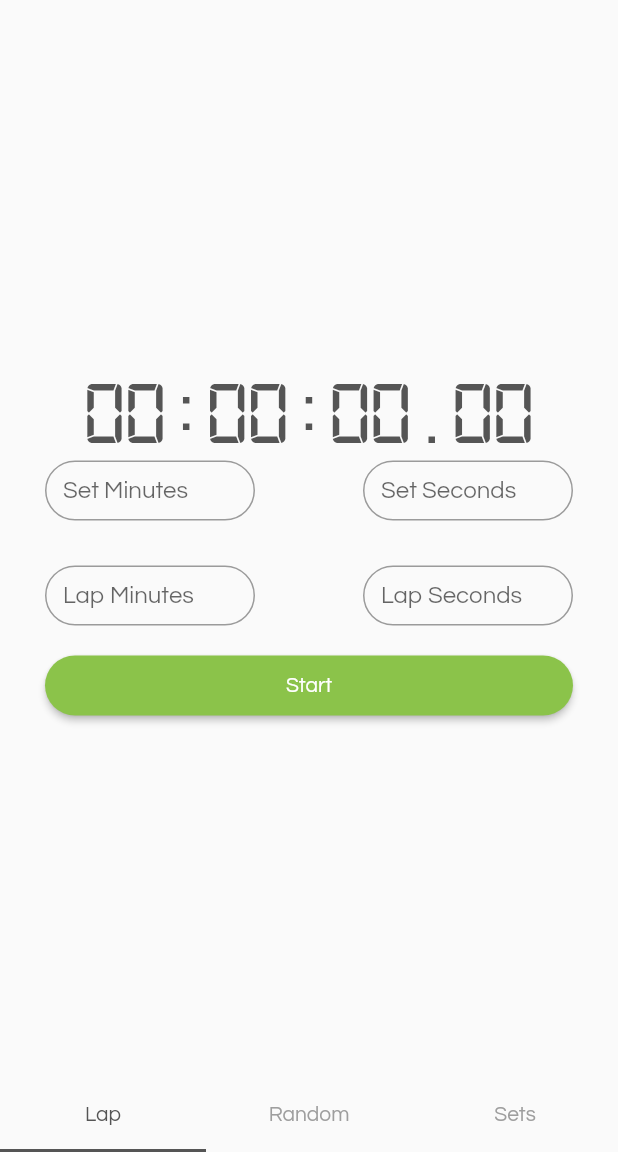
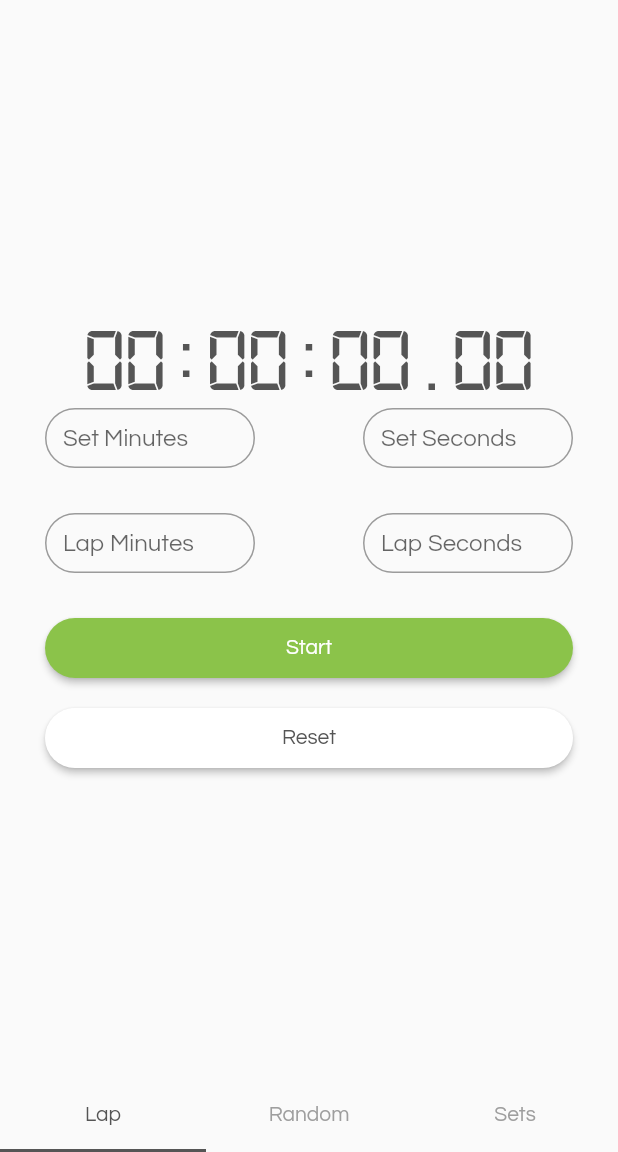
Before and after one commit to JuliusKarl/reflex, a Flutter app: the screen it shows after launch, on a phone screen of 412 x 824 dp, the part 84-1236 px from its top. Run offline on Flutter 3.47's test engine with Material 2 defaults, Android fonts, the light colour scheme and no system bars; our stand-ins replace stop_watch_timer; statements that could not run were skipped.

Commit message:
Non-sound prototype

```diff
--- a/lib/lap.dart
+++ b/lib/lap.dart
@@ -8,6 +8,8 @@ class Lap extends StatefulWidget {
 
 class _LapState extends State<Lap> {
   final _isHours = true;
+  final secondsController = TextEditingController();
+  final minutesController = TextEditingController();
   bool isRunning = false;
 
   final StopWatchTimer _stopWatchTimer = StopWatchTimer(
@@ -173,10 +175,16 @@ class _LapState extends State<Lap> {
                             height: 40,
                             width: 140,
                             child: TextField(
+                              controller: minutesController,
                               keyboardType: TextInputType.number,
                               onChanged: (text) {
-                                _stopWatchTimer
-                                    .setPresetMinuteTime(int.parse(text));
+                                if (int.parse(text) < 0) {
+                                  minutesController.text = 0.toString();
+                                  _stopWatchTimer.setPresetSecondTime(0);
+                                } else {
+                                  _stopWatchTimer
+                                      .setPresetMinuteTime(int.parse(text));
+                                }
                               },
                               decoration: InputDecoration(
                                 border: OutlineInputBorder(
@@ -191,10 +199,17 @@ class _LapState extends State<Lap> {
                             height: 40,
                             width: 140,
                             child: TextField(
+                              controller: secondsController,
                               keyboardType: TextInputType.number,
                               onChanged: (text) {
-                                _stopWatchTimer
-                                    .setPresetSecondTime(int.parse(text));
+                                if (int.parse(text) > 59 ||
+                                    int.parse(text) < 0) {
+                                  secondsController.text = 0.toString();
+                                  _stopWatchTimer.setPresetSecondTime(0);
+                                } else {
+                                  _stopWatchTimer
+                                      .setPresetSecondTime(int.parse(text));
+                                }
                               },
                               decoration: InputDecoration(
                                 border: OutlineInputBorder(
@@ -249,8 +264,8 @@ class _LapState extends State<Lap> {
                             ))),
                   ])),
           Container(
+              margin: EdgeInsets.only(top: 20),
               height: 40,
-              margin: EdgeInsets.only(top: 10),
               child: Padding(
                 padding: const EdgeInsets.symmetric(horizontal: 30),
                 child: RaisedButton(
@@ -270,6 +285,24 @@ class _LapState extends State<Lap> {
                     style: TextStyle(color: Colors.white),
                   ),
                 ),
+              )),
+          Container(
+              margin: EdgeInsets.only(top: 20),
+              height: 40,
+              child: Padding(
+                padding: const EdgeInsets.symmetric(horizontal: 30),
+                child: RaisedButton(
+                  padding: const EdgeInsets.all(4),
+                  color: Colors.white,
+                  shape: const StadiumBorder(),
+                  onPressed: () async {
+                    _stopWatchTimer.onExecute.add(StopWatchExecute.reset);
+                  },
+                  child: Text(
+                    'Reset',
+                    style: TextStyle(color: Color(0xFF555555)),
+                  ),
+                ),
               ))
         ],
       ),
```
Also changed, not shown: lib/random.dart (+38 -5 lines), lib/round.dart (+38 -5 lines).
